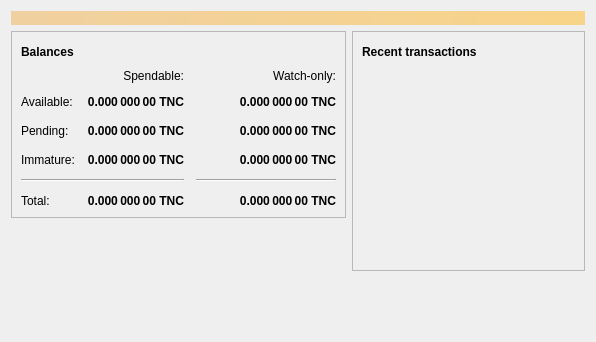
First picture: the form in src/qt/forms/overviewpage.ui, repository dmineglobal/techsnetworkcoin, before the edit.
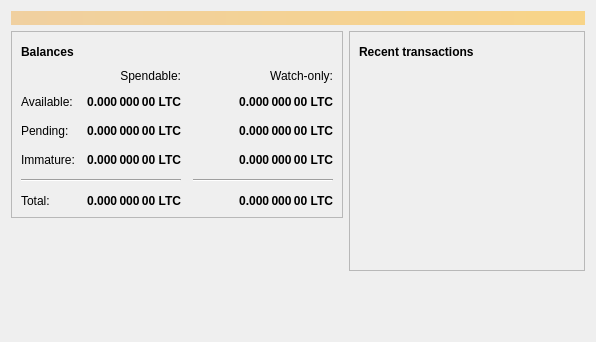
Second picture: the form after the edit. Icons and pictures are not drawn.

```diff
--- a/src/qt/forms/overviewpage.ui
+++ b/src/qt/forms/overviewpage.ui
@@ -129,7 +129,7 @@
                <string>Unconfirmed transactions to watch-only addresses</string>
               </property>
               <property name="text">
-               <string notr="true">0.000 000 00 TNC</string>
+               <string notr="true">0.000 000 00 LTC</string>
               </property>
               <property name="alignment">
                <set>Qt::AlignRight|Qt::AlignTrailing|Qt::AlignVCenter</set>
@@ -154,7 +154,7 @@
                <string>Total of transactions that have yet to be confirmed, and do not yet count toward the spendable balance</string>
               </property>
               <property name="text">
-               <string notr="true">0.000 000 00 TNC</string>
+               <string notr="true">0.000 000 00 LTC</string>
               </property>
               <property name="alignment">
                <set>Qt::AlignRight|Qt::AlignTrailing|Qt::AlignVCenter</set>
@@ -179,7 +179,7 @@
                <string>Mined balance in watch-only addresses that has not yet matured</string>
               </property>
               <property name="text">
-               <string notr="true">0.000 000 00 TNC</string>
+               <string notr="true">0.000 000 00 LTC</string>
               </property>
               <property name="alignment">
                <set>Qt::AlignRight|Qt::AlignTrailing|Qt::AlignVCenter</set>
@@ -237,7 +237,7 @@
                <string>Mined balance that has not yet matured</string>
               </property>
               <property name="text">
-               <string notr="true">0.000 000 00 TNC</string>
+               <string notr="true">0.000 000 00 LTC</string>
               </property>
               <property name="alignment">
                <set>Qt::AlignRight|Qt::AlignTrailing|Qt::AlignVCenter</set>
@@ -282,7 +282,7 @@
                <string>Your current total balance</string>
               </property>
               <property name="text">
-               <string notr="true">0.000 000 00 TNC</string>
+               <string notr="true">0.000 000 00 LTC</string>
               </property>
               <property name="alignment">
                <set>Qt::AlignRight|Qt::AlignTrailing|Qt::AlignVCenter</set>
@@ -307,7 +307,7 @@
                <string>Current total balance in watch-only addresses</string>
               </property>
               <property name="text">
-               <string notr="true">0.000 000 00 TNC</string>
+               <string notr="true">0.000 000 00 LTC</string>
               </property>
               <property name="alignment">
                <set>Qt::AlignRight|Qt::AlignTrailing|Qt::AlignVCenter</set>
@@ -349,7 +349,7 @@
                <string>Your current spendable balance</string>
               </property>
               <property name="text">
-               <string notr="true">0.000 000 00 TNC</string>
+               <string notr="true">0.000 000 00 LTC</string>
               </property>
               <property name="alignment">
                <set>Qt::AlignRight|Qt::AlignTrailing|Qt::AlignVCenter</set>
@@ -374,7 +374,7 @@
                <string>Your current balance in watch-only addresses</string>
               </property>
               <property name="text">
-               <string notr="true">0.000 000 00 TNC</string>
+               <string notr="true">0.000 000 00 LTC</string>
               </property>
               <property name="alignment">
                <set>Qt::AlignRight|Qt::AlignTrailing|Qt::AlignVCenter</set>
```
